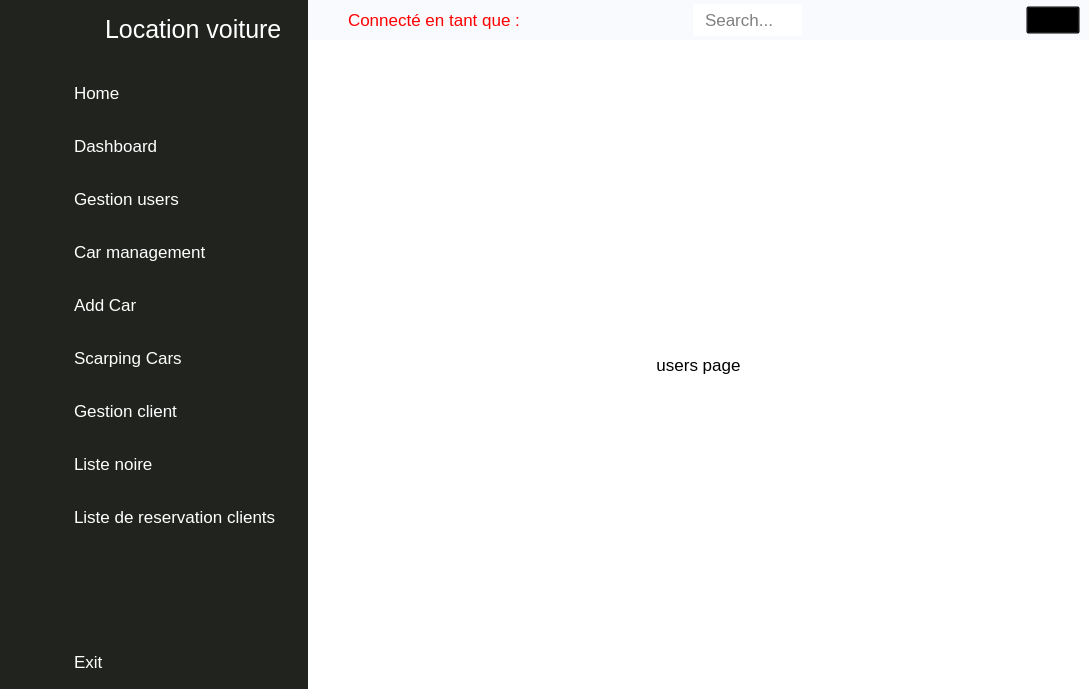
Before: the Qt Designer form main_ui.ui in walidhabbach/Car-Rental-Desktop-app, drawn with Qt 5.
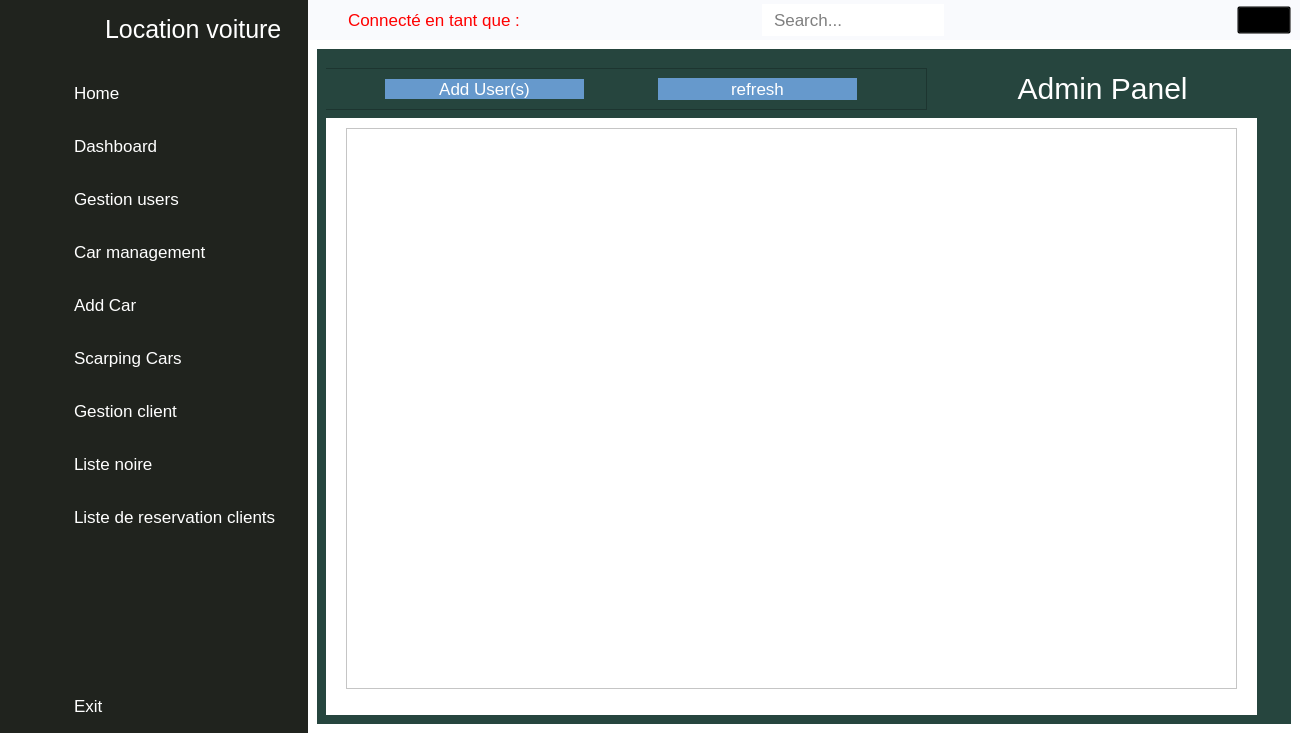
After: the same form once the commit is applied. The open tabs and pages were chosen to show the change. Icons and pictures are not drawn.

The edit to the form file:
```diff
--- a/main_ui.ui
+++ b/main_ui.ui
@@ -6,8 +6,8 @@
    <rect>
     <x>0</x>
     <y>0</y>
-    <width>1089</width>
-    <height>689</height>
+    <width>1300</width>
+    <height>733</height>
    </rect>
   </property>
   <property name="windowTitle">
@@ -779,7 +779,7 @@
        <item>
         <widget class="QStackedWidget" name="stackedWidget">
          <property name="currentIndex">
-          <number>0</number>
+          <number>3</number>
          </property>
          <widget class="QWidget" name="home">
           <layout class="QGridLayout" name="gridLayout_2">
@@ -819,21 +819,168 @@
            </item>
           </layout>
          </widget>
+         <widget class="QWidget" name="page"/>
          <widget class="QWidget" name="page_crud_users">
           <layout class="QGridLayout" name="gridLayout_4">
            <item row="0" column="0">
-            <widget class="QLabel" name="label_6">
-             <property name="font">
-              <font>
-               <pointsize>-1</pointsize>
-              </font>
+            <widget class="QWidget" name="widget_2" native="true">
+             <property name="styleSheet">
+              <string notr="true">* {
+background-color: #26453E;
+}
+QPushButton{
+background-color: #6699CC;
+color: white;
+border-radius: 20px;
+}
+QDateTimeEdit {
+background-color:#36454F;
+color: white;
+}
+
+#darkPB {}
+
+</string>
              </property>
-             <property name="text">
-              <string>users page</string>
-             </property>
-             <property name="alignment">
-              <set>Qt::AlignCenter</set>
-             </property>
+             <layout class="QGridLayout" name="gridLayout_17">
+              <item row="0" column="0">
+               <widget class="QWidget" name="widget_5" native="true">
+                <property name="maximumSize">
+                 <size>
+                  <width>961</width>
+                  <height>16777215</height>
+                 </size>
+                </property>
+                <property name="contextMenuPolicy">
+                 <enum>Qt::NoContextMenu</enum>
+                </property>
+                <widget class="QFrame" name="frame_10">
+                 <property name="geometry">
+                  <rect>
+                   <x>-10</x>
+                   <y>10</y>
+                   <width>611</width>
+                   <height>42</height>
+                  </rect>
+                 </property>
+                 <property name="maximumSize">
+                  <size>
+                   <width>611</width>
+                   <height>16777215</height>
+                  </size>
+                 </property>
+                 <property name="contextMenuPolicy">
+                  <enum>Qt::NoContextMenu</enum>
+                 </property>
+                 <property name="frameShape">
+                  <enum>QFrame::StyledPanel</enum>
+                 </property>
+                 <property name="frameShadow">
+                  <enum>QFrame::Raised</enum>
+                 </property>
+                 <layout class="QHBoxLayout" name="horizontalLayout_5">
+                  <property name="sizeConstraint">
+                   <enum>QLayout::SetDefaultConstraint</enum>
+                  </property>
+                  <property name="leftMargin">
+                   <number>0</number>
+                  </property>
+                  <property name="topMargin">
+                   <number>0</number>
+                  </property>
+                  <property name="rightMargin">
+                   <number>0</number>
+                  </property>
+                  <property name="bottomMargin">
+                   <number>0</number>
+                  </property>
+                  <item>
+                   <widget class="QPushButton" name="addEmpBtn">
+                    <property name="maximumSize">
+                     <size>
+                      <width>199</width>
+                      <height>16777215</height>
+                     </size>
+                    </property>
+                    <property name="contextMenuPolicy">
+                     <enum>Qt::NoContextMenu</enum>
+                    </property>
+                    <property name="text">
+                     <string>Add User(s)</string>
+                    </property>
+                   </widget>
+                  </item>
+                  <item>
+                   <widget class="QPushButton" name="refresh_users">
+                    <property name="minimumSize">
+                     <size>
+                      <width>0</width>
+                      <height>22</height>
+                     </size>
+                    </property>
+                    <property name="maximumSize">
+                     <size>
+                      <width>199</width>
+                      <height>16777215</height>
+                     </size>
+                    </property>
+                    <property name="contextMenuPolicy">
+                     <enum>Qt::NoContextMenu</enum>
+                    </property>
+                    <property name="text">
+                     <string>refresh</string>
+                    </property>
+                   </widget>
+                  </item>
+                 </layout>
+                </widget>
+                <widget class="QLabel" name="label_6">
+                 <property name="geometry">
+                  <rect>
+                   <x>610</x>
+                   <y>10</y>
+                   <width>281</width>
+                   <height>41</height>
+                  </rect>
+                 </property>
+                 <property name="styleSheet">
+                  <string notr="true">#label_6 {
+text-align: center;
+font-size: 30px bold;
+color: white;
+
+ }</string>
+                 </property>
+                 <property name="text">
+                  <string>          Admin Panel</string>
+                 </property>
+                </widget>
+                <widget class="QWidget" name="widget_4" native="true">
+                 <property name="geometry">
+                  <rect>
+                   <x>0</x>
+                   <y>60</y>
+                   <width>931</width>
+                   <height>641</height>
+                  </rect>
+                 </property>
+                 <property name="styleSheet">
+                  <string notr="true">*{background-color: white;}</string>
+                 </property>
+                 <widget class="QTableWidget" name="tableWidgetUsers">
+                  <property name="geometry">
+                   <rect>
+                    <x>20</x>
+                    <y>10</y>
+                    <width>891</width>
+                    <height>561</height>
+                   </rect>
+                  </property>
+                 </widget>
+                </widget>
+               </widget>
+              </item>
+             </layout>
             </widget>
            </item>
           </layout>
@@ -938,29 +1085,6 @@
                    <enum>QFrame::Raised</enum>
                   </property>
                   <layout class="QGridLayout" name="gridLayout_38">
-                   <item row="0" column="1">
-                    <widget class="QLabel" name="image_label_car">
-                     <property name="font">
-                      <font>
-                       <family>Georgia</family>
-                       <pointsize>-1</pointsize>
-                       <weight>50</weight>
-                       <italic>false</italic>
-                       <bold>false</bold>
-                      </font>
-                     </property>
-                     <property name="styleSheet">
-                      <string notr="true">color:black;
-border: 2px solid rgb(100,100,100);
- 
-font: 30px &quot;Georgia&quot;;
-</string>
-                     </property>
-                     <property name="text">
-                      <string>Upload  image </string>
-                     </property>
-                    </widget>
-                   </item>
                    <item row="0" column="0" rowspan="3">
                     <layout class="QGridLayout" name="gridLayout_30">
                      <item row="7" column="0">
@@ -1078,6 +1202,29 @@
                      </item>
                     </layout>
                    </item>
+                   <item row="0" column="1">
+                    <widget class="QLabel" name="image_label_car">
+                     <property name="font">
+                      <font>
+                       <family>Georgia</family>
+                       <pointsize>-1</pointsize>
+                       <weight>50</weight>
+                       <italic>false</italic>
+                       <bold>false</bold>
+                      </font>
+                     </property>
+                     <property name="styleSheet">
+                      <string notr="true">color:black;
+border: 2px solid rgb(100,100,100);
+ 
+font: 30px &quot;Georgia&quot;;
+</string>
+                     </property>
+                     <property name="text">
+                      <string>Upload  image </string>
+                     </property>
+                    </widget>
+                   </item>
                    <item row="1" column="1">
                     <widget class="QPushButton" name="add_image_Btn">
                      <property name="styleSheet">
@@ -1278,7 +1425,7 @@
                       </widget>
                      </item>
                      <item>
-                      <widget class="QPushButton" name="reservation_client_btn">
+                      <widget class="QPushButton" name="refresh_clt">
                        <property name="enabled">
                         <bool>true</bool>
                        </property>
@@ -1291,7 +1438,7 @@
 border: 0;height: 40px;</string>
                        </property>
                        <property name="text">
-                        <string>Liste de reservation</string>
+                        <string>Actualiser</string>
                        </property>
                        <property name="flat">
                         <bool>false</bool>
@@ -1544,6 +1691,18 @@
                        </property>
                       </widget>
                      </item>
+                     <item>
+                      <widget class="QPushButton" name="all_res_btn">
+                       <property name="styleSheet">
+                        <string notr="true">background-color: blue;
+color: white;
+border: 0;height: 40px;</string>
+                       </property>
+                       <property name="text">
+                        <string>Refresh</string>
+                       </property>
+                      </widget>
+                     </item>
                      <item>
                       <widget class="QPushButton" name="supprimer_reser">
                        <property name="styleSheet">
```
Left out of the diff: 128 changed lines with no effect on the pictures.
